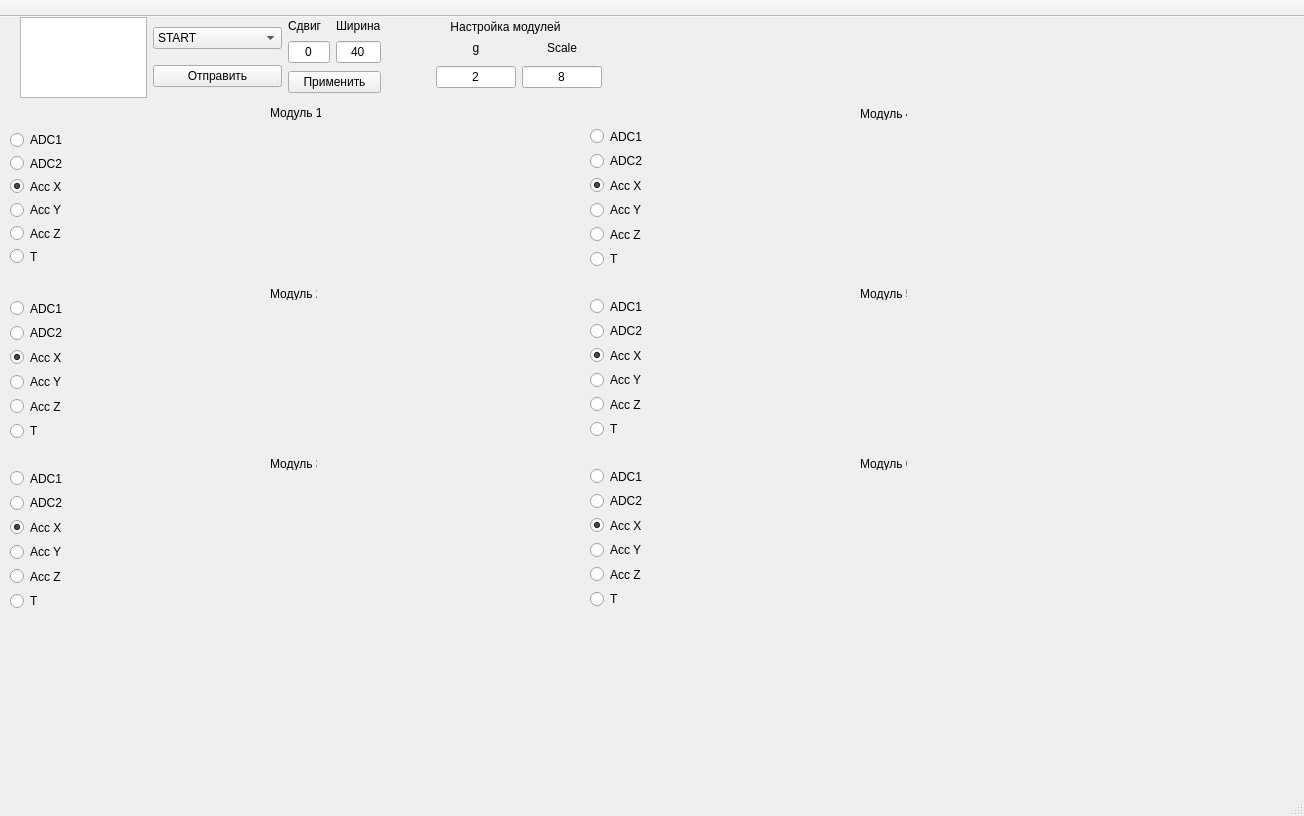
Before: the Qt Designer form mainwindow.ui in Alexander3293/wifi_TensoAccTsens, drawn with Qt 5.
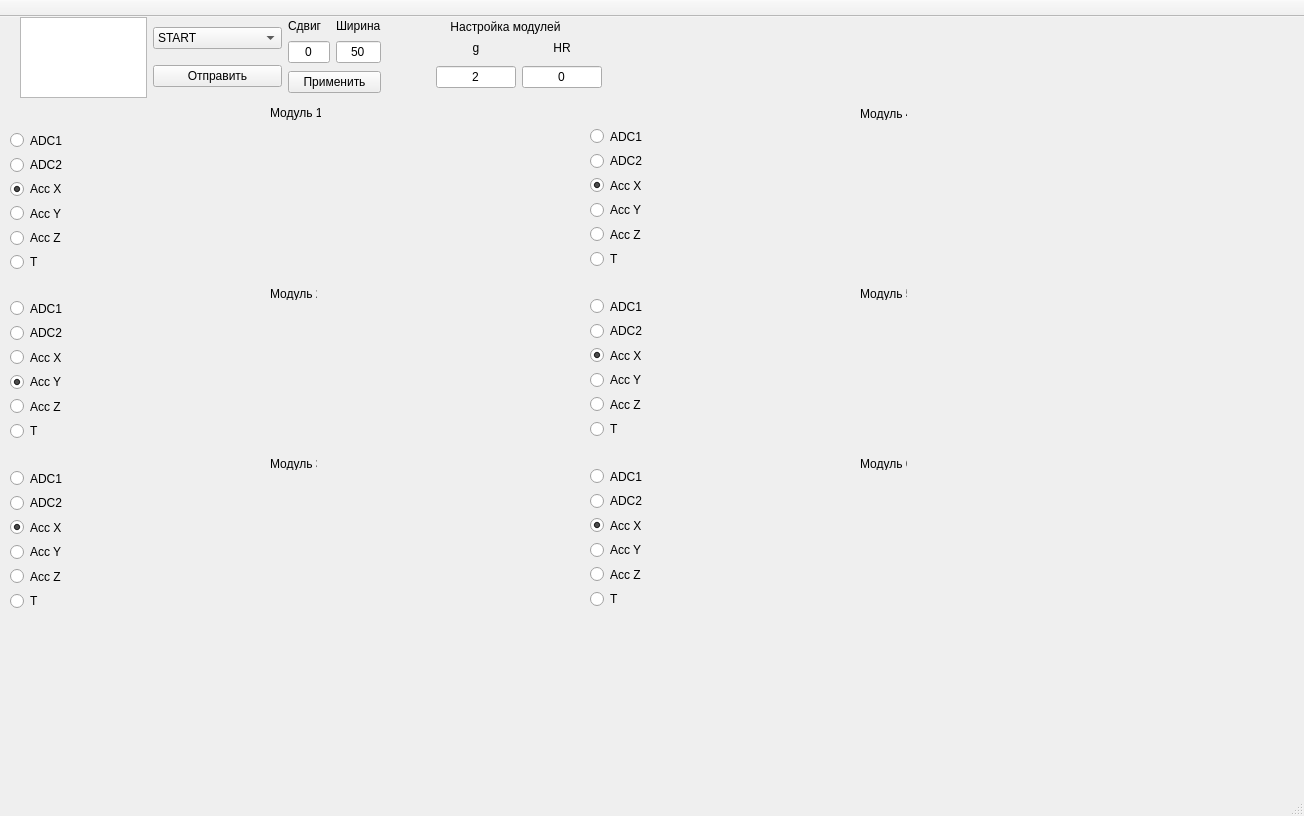
After: the same form once the commit is applied. Custom widgets are drawn as their Qt base class.

The edit to the form file:
```diff
--- a/mainwindow.ui
+++ b/mainwindow.ui
@@ -137,7 +137,7 @@
         <string>Acc X</string>
        </property>
        <property name="checked">
-        <bool>true</bool>
+        <bool>false</bool>
        </property>
        <attribute name="buttonGroup">
         <string notr="true">buttonGroup_2</string>
@@ -155,6 +155,9 @@
        <property name="text">
         <string>Acc Y</string>
        </property>
+       <property name="checked">
+        <bool>true</bool>
+       </property>
        <attribute name="buttonGroup">
         <string notr="true">buttonGroup_2</string>
        </attribute>
@@ -910,7 +913,7 @@
           </sizepolicy>
          </property>
          <property name="text">
-          <string>40</string>
+          <string>50</string>
          </property>
          <property name="alignment">
           <set>Qt::AlignCenter</set>
@@ -940,7 +943,7 @@
       <x>10</x>
       <y>114</y>
       <width>71</width>
-      <height>134</height>
+      <height>140</height>
      </rect>
     </property>
     <layout class="QVBoxLayout" name="vlLayout">
@@ -1067,7 +1070,7 @@
         </sizepolicy>
        </property>
        <property name="text">
-        <string>Scale</string>
+        <string>HR</string>
        </property>
        <property name="alignment">
         <set>Qt::AlignCenter</set>
@@ -1115,7 +1118,7 @@
         </sizepolicy>
        </property>
        <property name="text">
-        <string>8</string>
+        <string>0</string>
        </property>
        <property name="alignment">
         <set>Qt::AlignCenter</set>
```
Left out of the diff: 8 changed lines with no effect on the pictures.
